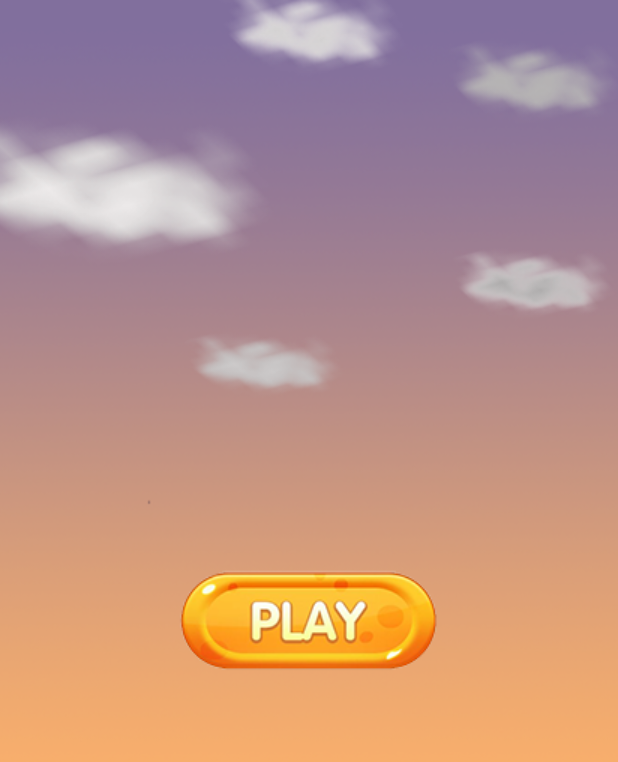
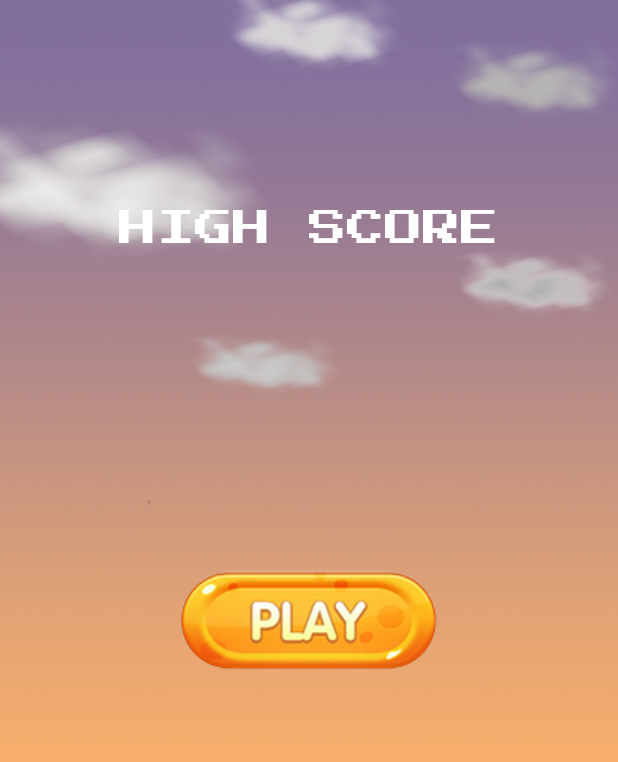
Before and after one commit to phongbe01/FlappyBird_ReWork, an Android app: the GameMenu screen opened directly, with no data from a screen before it, after a tap on an icon or button, on a phone screen of 412 x 824 dp. Shown: the top 762 px of the screen. Run offline under Robolectric (Android 15) with nearby library versions, the phone set to English and light mode, and no system bars; 1 statement that could not run was skipped.

Commit message:
update score sqlite database

```diff
--- a/app/build.gradle
+++ b/app/build.gradle
@@ -26,4 +26,9 @@ dependencies {
     testImplementation 'junit:junit:4.12'
     androidTestImplementation 'androidx.test.ext:junit:1.1.0'
     androidTestImplementation 'androidx.test.espresso:espresso-core:3.1.1'
+    implementation 'com.google.firebase:firebase-database:19.3.0'
+    implementation 'com.google.firebase:firebase-core:17.0.1'
+    implementation 'com.google.android.gms:play-services-tagmanager:17.0.0'
 }
+
+apply plugin: 'com.google.gms.google-services'
--- /dev/null
+++ b/app/src/main/java/com/example/another_falppybird/DBHelper.java
@@ -0,0 +1,78 @@
+package com.example.another_falppybird;
+
+import android.content.ContentValues;
+import android.content.Context;
+import android.database.Cursor;
+import android.database.sqlite.SQLiteDatabase;
+import android.database.sqlite.SQLiteOpenHelper;
+import android.widget.TableLayout;
+
+import androidx.annotation.Nullable;
+
+public class DBHelper extends SQLiteOpenHelper {
+
+    private static final String DBName = "gamedata.db";
+    private static final int VERSION = 1;
+    private static final String TABLE_NAME = "score";
+    private static final String ID = "_id";
+    private static final String SCORE = "score";
+    private SQLiteDatabase myDB;
+
+    public DBHelper (Context context) {
+        super(context, DBName, null, VERSION);
+    }
+
+    public static String getID() {
+        return ID;
+    }
+
+    public static String getSCORE() {
+        return SCORE;
+    }
+
+    @Override
+    public void onCreate(SQLiteDatabase db) {
+        String queryTable = "CREATE TABLE "+ TABLE_NAME + "( " + ID + " INTEGER DEFAULT 1 PRIMARY KEY AUTOINCREMENT, " +
+                SCORE + " INTEGER DEFAULT 1  NOT NULL " + ") ";
+        db.execSQL(queryTable);
+    }
+
+    @Override
+    public void onUpgrade(SQLiteDatabase db, int oldVersion, int newVersion) {
+        if (oldVersion != newVersion)
+        {
+            db.execSQL("DROP TABLE IF EXISTS " + TABLE_NAME);
+        }
+    }
+
+    public void openDB() {
+        myDB = getWritableDatabase();
+    }
+
+    public void closeDB()
+    {
+        if (myDB!= null && myDB.isOpen())
+        {
+            myDB.close();
+        }
+    }
+
+    public Cursor getHighScore()
+    {
+        String query = "SELECT MAX(score) AS score FROM " + TABLE_NAME;
+        return myDB.rawQuery(query, null);
+    }
+
+    public long Insert(int score){
+        ContentValues values = new ContentValues();
+        values.put(SCORE, score);
+        return myDB.insert(TABLE_NAME,null,values);
+    }
+
+    public Cursor getAll()
+    {
+        String query = "SELECT * FROM " + TABLE_NAME;
+        return myDB.rawQuery(query, null);
+    }
+
+}
--- a/app/src/main/java/com/example/another_falppybird/GameMenu.java
+++ b/app/src/main/java/com/example/another_falppybird/GameMenu.java
@@ -4,7 +4,9 @@ import androidx.appcompat.app.AppCompatActivity;
 
 import android.content.Intent;
 import android.content.res.Resources;
+import android.database.Cursor;
 import android.os.Bundle;
+import android.util.Log;
 import android.view.View;
 import android.widget.EditText;
 import android.widget.ImageView;
@@ -13,20 +15,37 @@ import android.widget.Toast;
 
 public class GameMenu extends AppCompatActivity {
 
-    TextView etScore;
+    TextView etScore, etHighScore;
+    String score;
+    DBHelper dbHelper;
+    @Override
+    protected void onStart() {
+        super.onStart();
+    }
+
+    @Override
+    protected void onStop() {
+        super.onStop();
+        dbHelper.closeDB();
+    }
 
     @Override
     protected void onCreate(Bundle savedInstanceState) {
         super.onCreate(savedInstanceState);
+        setContentView(R.layout.activity_game_menu);
+
         etScore = (TextView) findViewById(R.id.etScore);
-        setContentView(R.layout.activity_game_menu);
+        etHighScore = (TextView) findViewById(R.id.etHighScore);
+        dbHelper = new DBHelper(this);
+        dbHelper.openDB();
         Intent intent = getIntent();
-        String score = intent.getStringExtra("SCORE");
-
+        score = intent.getStringExtra("SCORE");
         if (score != null) {
-           // etScore.setText(score);
-            Toast.makeText(this, score, Toast.LENGTH_SHORT).show();
+            etScore.setText(score);
+            etHighScore.setText(score);
         }
+        addScore();
+        getHighScore();
     }
 
     public void rePlay(View view) {
@@ -35,4 +54,27 @@ public class GameMenu extends AppCompatActivity {
         startActivity(intent);
         finish();
     }
+
+    public void addScore()
+    {
+
+        long insert = dbHelper.Insert(Integer.parseInt(score));
+        if (insert == -1)
+        {
+            Log.i("error", score);
+        } else {
+            Log.i("success", score);
+        }
+    }
+
+    public void getHighScore()
+    {
+        Cursor cursor = dbHelper.getHighScore();
+        if (cursor.moveToFirst())
+        {
+            int count = cursor.getCount();
+            Log.i("setDefault: count", cursor.getString(0));
+            etHighScore.setText(cursor.getString(0));
+        }
+    }
 }
--- a/app/src/main/java/com/example/another_falppybird/GameThread.java
+++ b/app/src/main/java/com/example/another_falppybird/GameThread.java
@@ -41,7 +41,8 @@ class GameThread extends Thread {
                     {
                         is_col = true;
                         AppConstants.getGameEngine().gameState = 2;
-                        AppConstants.reset(context, AppConstants.getGameEngine().getScore());
+                        int score =  AppConstants.getGameEngine().getScore();
+                        AppConstants.reset(context, score);
                     }
                     surfaceHolder.unlockCanvasAndPost(canvas);
                 }
--- a/app/src/main/java/com/example/another_falppybird/MainActivity.java
+++ b/app/src/main/java/com/example/another_falppybird/MainActivity.java
@@ -4,22 +4,49 @@ import androidx.appcompat.app.AppCompatActivity;
 
 
 import android.content.Intent;
+import android.database.Cursor;
 import android.os.Bundle;
+import android.util.Log;
 import android.view.View;
+import android.widget.EditText;
 import android.widget.ImageButton;
 import android.widget.ImageView;
+import android.widget.Toast;
 
 public class MainActivity extends AppCompatActivity  {
 
     ImageView imageView;
+    EditText highScore;
+    DBHelper dbHelper;
 
+    @Override
+    protected void onStart() {
+        super.onStart();
+    }
+
+    @Override
+    protected void onStop() {
+        super.onStop();
+        dbHelper.closeDB();
+    }
     @Override
     protected void onCreate(Bundle savedInstanceState) {
         super.onCreate(savedInstanceState);
         setContentView(R.layout.activity_main);
         AppConstants.initialization(this.getApplicationContext());
+        imageView = (ImageView) findViewById(R.id.iv_background);
+        highScore = (EditText) findViewById(R.id.edScore);
+        dbHelper = new DBHelper(this);
+        dbHelper.openDB();
+        Cursor cursor = dbHelper.getHighScore();
+        if (cursor.moveToFirst())
+        {
+            int count = cursor.getCount();
+            Log.i("setDefault: count", cursor.getString(0));
+            highScore.setText(cursor.getString(0));
+        }
 
-        imageView = (ImageView) findViewById(R.id.iv_background);
+        //setDefault();
     }
 
     public void startGame(View view) {
@@ -27,4 +54,20 @@ public class MainActivity extends AppCompatActivity  {
         startActivity(intent);
         finish();
     }
+
+
+
+    public void getHighScore()
+    {
+
+    }
+
+    public void setDefault()
+    {
+        Cursor cursor = dbHelper.getHighScore();
+//        highScore.setText(cursor.getString(cursor.getColumnIndex(DBHelper.getSCORE())));
+        int count = cursor.getCount();
+        Log.i("setDefault: error", String.valueOf(count));
+
+    }
 }
--- a/app/src/main/res/layout/activity_main.xml
+++ b/app/src/main/res/layout/activity_main.xml
@@ -7,6 +7,38 @@
     tools:context=".MainActivity"
     android:background="@drawable/bk1">
 
+    <EditText
+        android:id="@+id/edScore"
+        android:layout_width="match_parent"
+        android:layout_height="wrap_content"
+        android:layout_alignParentTop="true"
+        android:layout_centerHorizontal="true"
+        android:layout_marginTop="219dp"
+        android:ems="10"
+        android:fontFamily="@font/press_start_2p"
+        android:gravity="center"
+        android:inputType="none"
+        android:enabled="false"
+        android:textColor="#ffff"
+        android:background="@null"
+        android:textSize="35sp" />
+
+    <EditText
+        android:layout_width="match_parent"
+        android:layout_height="wrap_content"
+        android:layout_alignParentTop="true"
+        android:layout_centerHorizontal="true"
+        android:ems="10"
+        android:fontFamily="@font/press_start_2p"
+        android:gravity="center"
+        android:text="@string/high_score"
+        android:textColor="#ffff"
+        android:inputType="none"
+        android:textSize="25sp"
+        android:enabled="false"
+        android:background="@null"
+        android:layout_marginTop="140dp" />
+
     <ImageView
         android:id="@+id/iv_background"
         android:layout_width="wrap_content"
@@ -15,6 +47,7 @@
         android:layout_centerVertical="true"
         android:src="@drawable/play"
         android:visibility="visible"
+        android:enabled="false"
         android:onClick="startGame"/>
 
 
--- a/app/src/main/res/values/strings.xml
+++ b/app/src/main/res/values/strings.xml
@@ -1,4 +1,4 @@
 <resources>
     <string name="app_name">Another_FalppyBird</string>
-    <string name="score">1</string>
+    <string name="high_score">HIGH SCORE</string>
 </resources>
--- a/build.gradle
+++ b/build.gradle
@@ -8,7 +8,7 @@ buildscript {
     }
     dependencies {
         classpath 'com.android.tools.build:gradle:3.5.3'
-
+        classpath 'com.google.gms:google-services:4.3.0'
         // NOTE: Do not place your application dependencies here; they belong
         // in the individual module build.gradle files
     }
```
Also changed, not shown: app/src/main/java/com/example/another_falppybird/MyDB.java (added, +15 -0 lines), app/src/main/res/layout/activity_game_menu.xml (+19 -18 lines), app/src/main/assets/mydb.db (added), 3 other files.
